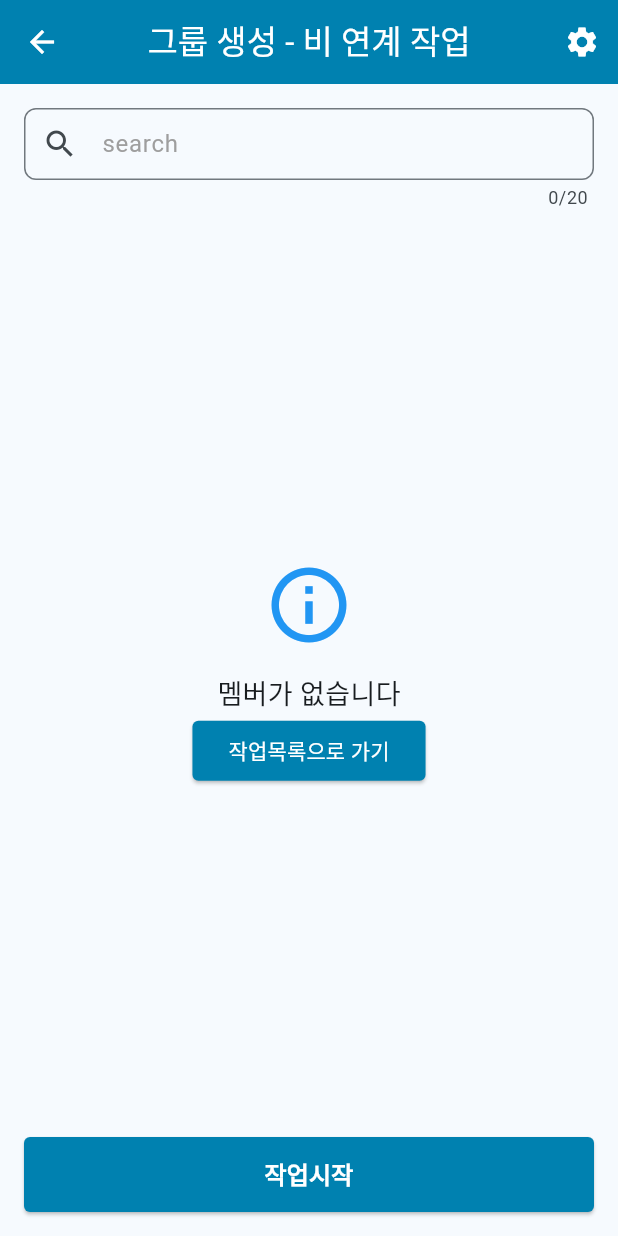
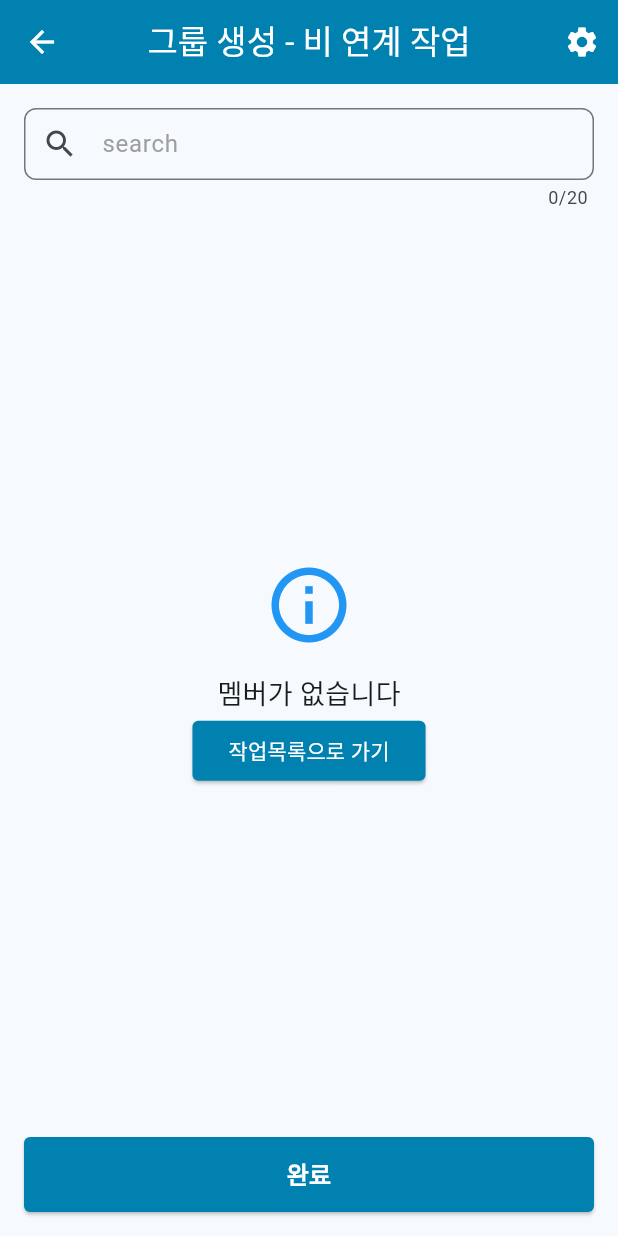
Before and after one commit to Horoli/gps, a Flutter app: the ViewCreateGroupExtra screen opened by its route, on a phone screen of 412 x 824 dp. Run offline on Flutter 3.47's test engine with Material 3 defaults, Android fonts, the phone set to English and light mode, and no system bars; our stand-ins replace auto_size_text, connectivity_plus, dio, geolocator, package_info_plus and 2 more; missing offline and left inert: dart:ffi, flat, flutter_foreground_task; accounts and stored records are empty; network calls fail.

Commit message:
modified : group_extra navigation upgrade : flutter version

```diff
--- a/lib/view/create/group_extra.dart
+++ b/lib/view/create/group_extra.dart
@@ -57,15 +57,26 @@ class ViewCreateGroupExtraState
   @override
   // TODO : replacement가 아니라, 2단계 이전의 route만 제거가 돼야함
   Widget buildNavButton() {
-    return buildNavigationButton(
-      context: context,
-      title: '작업시작',
-      useReplacement: true,
-      routerName: PATH.ROUTE_CREATE_GROUP_PLATE,
+    return buildNavigationButtonWithCustom(
+      title: '완료',
       onPressed: () async {
         createGroupType = createGroupTypeMap['extra'] ?? 'extra';
+
+        await Navigator.pushNamed(
+          GNavigationKey.currentContext!,
+          PATH.ROUTE_CREATE_GROUP_PLATE,
+        );
       },
     );
+    // return buildNavigationButton(
+    //   context: context,
+    //   title: '작업시작',
+    //   useReplacement: true,
+    //   routerName: PATH.ROUTE_CREATE_GROUP_PLATE,
+    //   onPressed: () async {
+    //     createGroupType = createGroupTypeMap['extra'] ?? 'extra';
+    //   },
+    // );
     // return buildElevatedButton(
     //   child: Text('test'),
     //   onPressed: () async {
```
Also changed, not shown: 2 other files.
